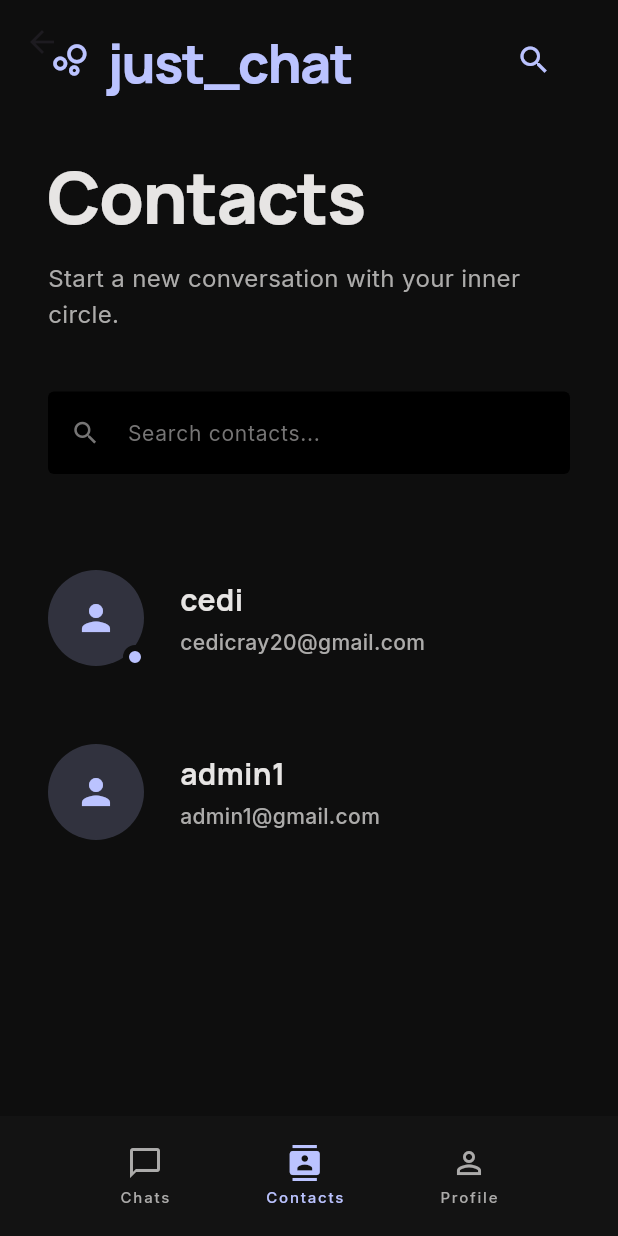
After one commit to EbenezerBaafi/Just_chat, a Flutter app: the ContactsScreen screen opened directly, on a phone screen of 412 x 824 dp. The commit adds this screen. Run offline on Flutter 3.47's test engine with Material 3 defaults, Android fonts, the phone set to English and light mode, and no system bars; our stand-ins replace dio, flutter_secure_storage, google_fonts; accounts and stored records are empty; statements that could not run were skipped.

Commit message:
added contacts screen which shows users

```diff
--- a/mobile/lib/main.dart
+++ b/mobile/lib/main.dart
@@ -2,13 +2,11 @@ import 'package:flutter/material.dart';
 import 'package:provider/provider.dart';
 import 'providers/auth_provider.dart';
 import 'screens/login_screen.dart';
+import 'screens/user_list_screen.dart';
 
 void main() {
   runApp(
-    ChangeNotifierProvider(
-      create: (_) => AuthProvider()..loadToken(),
-      child: const MyApp(),
-    ),
+    ChangeNotifierProvider(create: (_) => AuthProvider(), child: const MyApp()),
   );
 }
 
@@ -22,9 +20,7 @@ class MyApp extends StatelessWidget {
         return MaterialApp(
           debugShowCheckedModeBanner: false,
           home: authProvider.isAuthenticated
-              ? const Scaffold(
-                  body: Center(child: Text("Logged in successfully")),
-                )
+              ? const ContactsScreen()
               : const LoginScreen(),
         );
       },
--- /dev/null
+++ b/mobile/lib/screens/contact_screen.dart
@@ -0,0 +1,407 @@
+import 'package:flutter/material.dart';
+import 'package:google_fonts/google_fonts.dart';
+
+/// A beautiful, modern user list screen for the "just_chat" app,
+/// designed to display real user data (name and email) with Google Stitch UI.
+class ContactsScreen extends StatefulWidget {
+  const ContactsScreen({super.key});
+
+  @override
+  State<ContactsScreen> createState() => _ContactsScreenState();
+}
+
+class _ContactsScreenState extends State<ContactsScreen>
+    with TickerProviderStateMixin {
+  // Custom Colors from the HTML template (Google Stitch design)
+  static const Color kBackgroundColor = Color(0xFF0E0E0E);
+  static const Color kPrimaryColor = Color(0xFFBBC3FF);
+  static const Color kOnSurface = Color(0xFFE7E5E4);
+  static const Color kOnSurfaceVariant = Color(0xFFACABAA);
+  static const Color kOutline = Color(0xFF767575);
+  static const Color kSurfaceContainerLowest = Color(0xFF000000);
+  static const Color kSurfaceContainerLow = Color(0xFF131313);
+  static const Color kSurface = Color(0xFF0E0E0E);
+
+  final TextEditingController _searchController = TextEditingController();
+  late AnimationController _hoverController;
+  late AnimationController _activeController;
+
+  // Your existing real user data
+  final List<Map<String, String>> _users = [
+    {'name': 'cedi', 'email': 'cedicray20@gmail.com'},
+    {'name': 'admin1', 'email': 'admin1@gmail.com'},
+  ];
+
+  @override
+  void initState() {
+    super.initState();
+    _hoverController = AnimationController(
+      duration: const Duration(milliseconds: 300),
+      vsync: this,
+    );
+    _activeController = AnimationController(
+      duration: const Duration(milliseconds: 200),
+      vsync: this,
+    );
+  }
+
+  @override
+  void dispose() {
+    _searchController.dispose();
+    _hoverController.dispose();
+    _activeController.dispose();
+    super.dispose();
+  }
+
+  @override
+  Widget build(BuildContext context) {
+    return Scaffold(
+      backgroundColor: kBackgroundColor,
+      body: CustomScrollView(
+        slivers: [
+          // Fixed Top AppBar (Google Stitch style)
+          SliverAppBar(
+            pinned: true,
+            expandedHeight: 80,
+            backgroundColor: kSurface.withValues(alpha: 0.8),
+            elevation: 0,
+            flexibleSpace: FlexibleSpaceBar(
+              titlePadding: const EdgeInsets.only(left: 72, bottom: 16),
+              title: Text(
+                'just_chat',
+                style: GoogleFonts.manrope(
+                  fontSize: 24,
+                  fontWeight: FontWeight.w800,
+                  color: kPrimaryColor,
+                  letterSpacing: -0.8,
+                ),
+              ),
+              background: Padding(
+                padding: const EdgeInsets.symmetric(horizontal: 32),
+                child: Row(
+                  mainAxisAlignment: MainAxisAlignment.spaceBetween,
+                  children: [
+                    Row(
+                      children: [
+                        Icon(
+                          Icons.bubble_chart_outlined,
+                          color: kPrimaryColor,
+                          size: 28,
+                        ),
+                        const SizedBox(width: 12),
+                      ],
+                    ),
+                    IconButton(
+                      onPressed: () {},
+                      icon: Icon(Icons.search, color: kPrimaryColor, size: 24),
+                    ),
+                  ],
+                ),
+              ),
+            ),
+          ),
+          // Main Content
+          SliverToBoxAdapter(
+            child: Padding(
+              padding: const EdgeInsets.fromLTRB(32, 24, 32, 128),
+              child: Column(
+                crossAxisAlignment: CrossAxisAlignment.start,
+                children: [
+                  // Editorial Header Section (Google Stitch style)
+                  Text(
+                    'Contacts',
+                    style: GoogleFonts.manrope(
+                      fontSize: 48,
+                      fontWeight: FontWeight.w800,
+                      color: kOnSurface,
+                      letterSpacing: -1.2,
+                      height: 1.1,
+                    ),
+                  ),
+                  const SizedBox(height: 16),
+                  Text(
+                    'Start a new conversation with your inner circle.',
+                    style: GoogleFonts.inter(
+                      color: kOnSurfaceVariant,
+                      fontSize: 16,
+                      height: 1.5,
+                    ),
+                  ),
+                  const SizedBox(height: 40),
+
+                  // Search Input Field - Recessed Style (Google Stitch)
+                  Container(
+                    width: double.infinity,
+                    decoration: BoxDecoration(
+                      color: kSurfaceContainerLowest,
+                      borderRadius: BorderRadius.circular(4),
+                      border: Border.all(color: Colors.transparent, width: 1),
+                    ),
+                    child: TextField(
+                      controller: _searchController,
+                      style: GoogleFonts.inter(color: kOnSurface, fontSize: 14),
+                      cursorColor: kPrimaryColor,
+                      decoration: InputDecoration(
+                        hintText: 'Search contacts...',
+                        hintStyle: GoogleFonts.inter(
+                          color: kOutline,
+                          fontSize: 14,
+                        ),
+                        prefixIcon: Icon(
+                          Icons.search,
+                          color: kOutline,
+                          size: 20,
+                        ),
+                        border: InputBorder.none,
+                        contentPadding: const EdgeInsets.symmetric(
+                          horizontal: 16,
+                          vertical: 16,
+                        ),
+                        isDense: true,
+                      ),
+                    ),
+                  ),
+                  const SizedBox(height: 40),
+
+                  // Contact List (Google Stitch design with your data)
+                  ListView.separated(
+                    shrinkWrap: true,
+                    physics: const NeverScrollableScrollPhysics(),
+                    itemCount: _users.length,
+                    separatorBuilder: (context, index) =>
+                        const SizedBox(height: 4),
+                    itemBuilder: (context, index) {
+                      final user = _users[index];
+                      return ContactListItem(
+                        name: user['name']!,
+                        subtitle: user['email']!,
+                        isActive: index % 2 == 0, // Alternate active status
+                        onTap: () {
+                          // Handle user tap - navigate to chat
+                        },
+                      );
+                    },
+                  ),
+                ],
+              ),
+            ),
+          ),
+        ],
+      ),
+      bottomNavigationBar: Container(
+        height: 80,
+        decoration: const BoxDecoration(color: kSurfaceContainerLow),
+        padding: const EdgeInsets.symmetric(horizontal: 48, vertical: 16),
+        child: Row(
+          mainAxisAlignment: MainAxisAlignment.spaceAround,
+          children: [
+            NavBarItem(
+              icon: Icons.chat_bubble_outline,
+              label: 'Chats',
+              isActive: false,
+              onTap: () {},
+            ),
+            NavBarItem(
+              icon: Icons.contacts,
+              label: 'Contacts',
+              isActive: true,
+              onTap: () {},
+            ),
+            NavBarItem(
+              icon: Icons.person_outline,
+              label: 'Profile',
+              isActive: false,
+              onTap: () {},
+            ),
+          ],
+        ),
+      ),
+    );
+  }
+}
+
+class ContactListItem extends StatefulWidget {
+  final String name;
+  final String subtitle;
+  final bool isActive;
+  final VoidCallback onTap;
+
+  const ContactListItem({
+    super.key,
+    required this.name,
+    required this.subtitle,
+    required this.isActive,
+    required this.onTap,
+  });
+
+  @override
+  State<ContactListItem> createState() => _ContactListItemState();
+}
+
+class _ContactListItemState extends State<ContactListItem>
+    with SingleTickerProviderStateMixin {
+  late AnimationController _hoverController;
+  late Animation<double> _scaleAnimation;
+  bool _isHovered = false;
+
+  @override
+  void initState() {
+    super.initState();
+    _hoverController = AnimationController(
+      duration: const Duration(milliseconds: 500),
+      vsync: this,
+    );
+    _scaleAnimation = Tween<double>(
+      begin: 1.0,
+      end: 1.05,
+    ).animate(CurvedAnimation(parent: _hoverController, curve: Curves.easeOut));
+  }
+
+  @override
+  void dispose() {
+    _hoverController.dispose();
+    super.dispose();
+  }
+
+  @override
+  Widget build(BuildContext context) {
+    return MouseRegion(
+      onEnter: (_) => setState(() => _isHovered = true),
+      onExit: (_) => setState(() => _isHovered = false),
+      cursor: SystemMouseCursors.click,
+      child: GestureDetector(
+        onTap: widget.onTap,
+        child: AnimatedBuilder(
+          animation: _scaleAnimation,
+          builder: (context, child) {
+            return Transform.scale(
+              scale: _isHovered ? _scaleAnimation.value : 1.0,
+              child: Container(
+                padding: const EdgeInsets.symmetric(vertical: 24),
+                child: Row(
+                  children: [
+                    // Profile Image Container (Google Stitch style)
+                    Stack(
+                      clipBehavior: Clip.none,
+                      children: [
+                        // Grayscale avatar with hover effect
+                        Container(
+                          width: 64,
+                          height: 64,
+                          decoration: BoxDecoration(
+                            shape: BoxShape.circle,
+                            color: _ContactsScreenState.kPrimaryColor
+                                .withValues(alpha: 0.2),
+                          ),
+                          child: Icon(
+                            Icons.person,
+                            color: _ContactsScreenState.kPrimaryColor,
+                            size: _isHovered ? 30 : 28,
+                          ),
+                        ),
+                        // Active indicator (Google Stitch style)
+                        if (widget.isActive)
+                          Positioned(
+                            bottom: -2,
+                            right: -2,
+                            child: Container(
+                              width: 16,
+                              height: 16,
+                              decoration: BoxDecoration(
+                                color: _ContactsScreenState.kPrimaryColor,
+                                shape: BoxShape.circle,
+                                border: Border.all(
+                                  color: _ContactsScreenState.kSurface,
+                                  width: 4,
+                                ),
+                              ),
+                            ),
+                          ),
+                      ],
+                    ),
+                    const SizedBox(width: 24),
+                    // User Info
+                    Expanded(
+                      child: Column(
+                        crossAxisAlignment: CrossAxisAlignment.start,
+                        children: [
+                          // Name (hover effect - Google Stitch)
+                          Text(
+                            widget.name,
+                            style: GoogleFonts.manrope(
+                              fontSize: 20,
+                              fontWeight: FontWeight.w700,
+                              color: _isHovered
+                                  ? _ContactsScreenState.kPrimaryColor
+                                  : _ContactsScreenState.kOnSurface,
+                            ),
+                          ),
+                          const SizedBox(height: 4),
+                          // Email/Status (your data)
+                          Text(
+                            widget.subtitle,
+                            style: GoogleFonts.inter(
+                              fontSize: 14,
+                              fontWeight: FontWeight.w500,
+                              color: _ContactsScreenState.kOnSurfaceVariant,
+                            ),
+                          ),
+                        ],
+                      ),
+                    ),
+                  ],
+                ),
+              ),
+            );
+          },
+        ),
+      ),
+    );
+  }
+}
+
+class NavBarItem extends StatelessWidget {
+  final IconData icon;
+  final String label;
+  final bool isActive;
+  final VoidCallback onTap;
+
+  const NavBarItem({
+    super.key,
+    required this.icon,
+    required this.label,
+    required this.isActive,
+    required this.onTap,
+  });
+
+  @override
+  Widget build(BuildContext context) {
+    return GestureDetector(
+      onTap: onTap,
+      child: Column(
+        mainAxisSize: MainAxisSize.min,
+        children: [
+          Icon(
+            icon,
+            color: isActive
+                ? _ContactsScreenState.kPrimaryColor
+                : _ContactsScreenState.kOnSurfaceVariant,
+            size: 24,
+          ),
+          const SizedBox(height: 4),
+          Text(
+            label,
+            style: GoogleFonts.inter(
+              fontSize: 10,
+              fontWeight: FontWeight.w500,
+              color: isActive
+                  ? _ContactsScreenState.kPrimaryColor
+                  : _ContactsScreenState.kOnSurfaceVariant,
+              letterSpacing: 1.2,
+            ),
+          ),
+        ],
+      ),
+    );
+  }
+}
--- a/mobile/pubspec.yaml
+++ b/mobile/pubspec.yaml
@@ -26,6 +26,7 @@ dependencies:
   dio: ^5.4.0
   provider: ^6.0.5
   flutter_secure_storage: ^9.0.0
+  google_fonts: ^8.0.2
 
 dev_dependencies:
   flutter_test:
```
Also changed, not shown: mobile/pubspec.lock.
